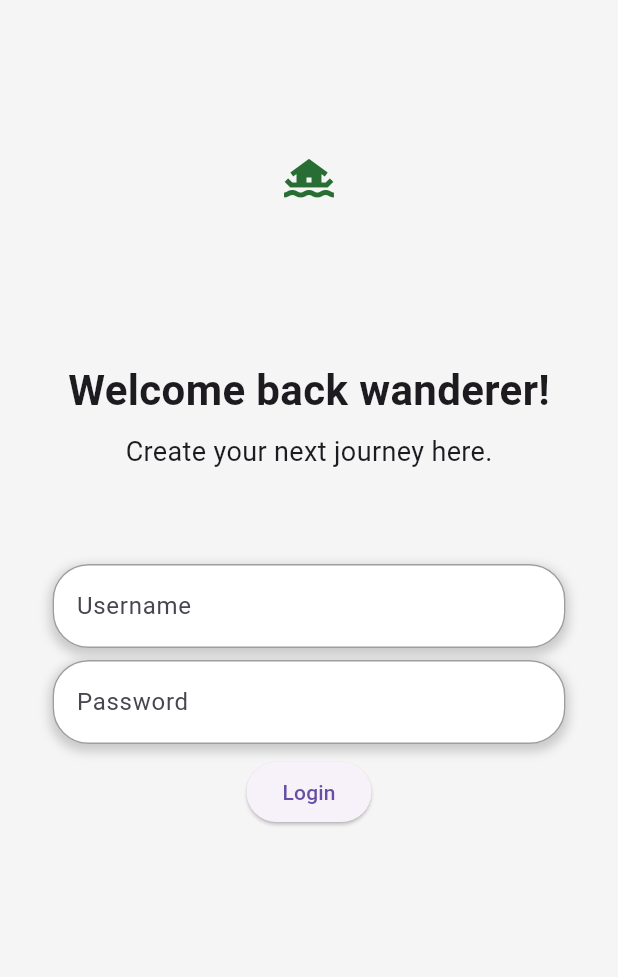
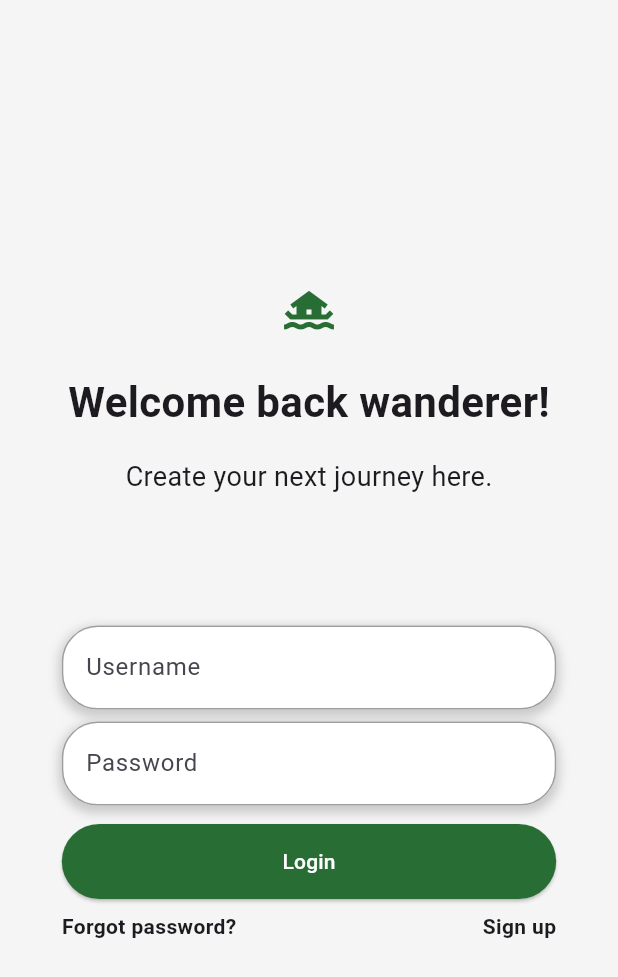
Before and after one commit to krzysztofgrabczynski/TravelBalance, a Flutter app: the screen it shows after launch, on a phone screen of 412 x 824 dp. Shown: the top 977 px of the screen. Run offline on Flutter 3.47's test engine with Material 3 defaults, Android fonts, the phone set to English and light mode, and no system bars; accounts and stored records are empty.

Commit message:
Trip_component changed

```diff
--- a/wanderer/lib/components/custom_text_field.dart
+++ b/wanderer/lib/components/custom_text_field.dart
@@ -12,12 +12,14 @@ class CustomTextField extends StatelessWidget {
   final double shadowBlurRadius;
   final double shadowSpreadRadius;
   final Offset shadowOffset;
+  final double horizontalPadding;
 
   const CustomTextField({
     super.key,
     required this.hintText,
     required this.controller,
     required this.obscureText,
+    required this.horizontalPadding,
     this.cursorColor = leadingColor,
     this.borderColor = Colors.grey,
     this.borderRadius = 24.0,
@@ -30,8 +32,8 @@ class CustomTextField extends StatelessWidget {
   @override
   Widget build(BuildContext context) {
     return Padding(
-      padding: const EdgeInsets.symmetric(
-          horizontal: horizontalPadding, vertical: 4.0),
+      padding:
+          EdgeInsets.symmetric(horizontal: horizontalPadding, vertical: 4.0),
       child: Container(
         decoration: BoxDecoration(
           boxShadow: [
--- a/wanderer/lib/components/globals.dart
+++ b/wanderer/lib/components/globals.dart
@@ -1,4 +1,4 @@
 import 'package:flutter/material.dart';
 
 const Color leadingColor = Color(0xFF286e34);
-const double horizontalPadding = 35;
+//const double horizontalPadding = 35;
--- /dev/null
+++ b/wanderer/lib/components/login_button_component.dart
@@ -0,0 +1,78 @@
+import 'package:flutter/material.dart';
+import 'package:provider/provider.dart';
+import '../providers/auth_provider.dart';
+import '../pages/trip_list_page.dart';
+import '../components/globals.dart';
+
+class LoginButtonComponent extends StatelessWidget {
+  final TextEditingController usernameController;
+  final TextEditingController passwordController;
+  final double horizontalPadding;
+
+  const LoginButtonComponent({
+    super.key,
+    required this.usernameController,
+    required this.passwordController,
+    required this.horizontalPadding,
+  });
+
+  @override
+  Widget build(BuildContext context) {
+    final screenWidth = MediaQuery.of(context).size.width;
+
+    return Consumer<AuthProvider>(
+      builder: (context, authProvider, child) {
+        return Padding(
+          padding: EdgeInsets.symmetric(horizontal: horizontalPadding),
+          child: ElevatedButton(
+            onPressed: authProvider.isLoading
+                ? null
+                : () async {
+                    bool success = await authProvider.login(
+                      usernameController.text,
+                      passwordController.text,
+                    );
+                    if (success) {
+                      Navigator.push(
+                        context,
+                        MaterialPageRoute(builder: (context) => const TripListPage()),
+                      );
+                    } else {
+                      ScaffoldMessenger.of(context).showSnackBar(
+                        SnackBar(
+                          content: Container(
+                            child: const Center(
+                                child: Text('Login failed. Please try again.')),
+                          ),
+                          behavior: SnackBarBehavior.floating,
+                          shape: RoundedRectangleBorder(
+                            borderRadius: BorderRadius.circular(24.0),
+                          ),
+                          margin: const EdgeInsets.all(16.0),
+                        ),
+                      );
+                    }
+                  },
+            style: ButtonStyle(
+              minimumSize: WidgetStateProperty.all(Size(screenWidth, 50)),
+              backgroundColor: WidgetStateProperty.all(leadingColor),
+            ),
+            child: authProvider.isLoading
+                ? const SizedBox(
+                    width: 24,
+                    height: 24,
+                    child: CircularProgressIndicator(
+                      color: Colors.white, // Kolor kółka ładowania
+                      strokeWidth: 2.0,
+                    ),
+                  )
+                : const Text(
+                    "Login",
+                    style: TextStyle(color: Colors.white),
+                  ),
+          ),
+        );
+      },
+    );
+  }
+}
--- a/wanderer/lib/pages/expense_list_page.dart
+++ b/wanderer/lib/pages/expense_list_page.dart
@@ -14,14 +14,14 @@ class ExpenseListPage extends StatelessWidget {
   Widget build(BuildContext context) {
     return Scaffold(
       appBar: AppBar(
-        title: Text(trip.name!),
+        title: Text(trip.name),
         backgroundColor: Colors.green[100],
       ),
       backgroundColor: Colors.grey[100],
       body: ListView.builder(
-        itemCount: trip.expenses!.length,
+        itemCount: trip.expenses.length,
         itemBuilder: (context, index) {
-          final expense = trip.expenses![index];
+          final expense = trip.expenses[index];
           return ExpenseComponent(expense: expense);
         },
       ),
--- a/wanderer/lib/pages/login_page.dart
+++ b/wanderer/lib/pages/login_page.dart
@@ -1,8 +1,9 @@
+
 import 'package:flutter/material.dart';
-import 'package:provider/provider.dart';
 import 'package:wanderer/components/custom_text_field.dart';
-import 'package:wanderer/pages/trip_list_page.dart';
-import 'package:wanderer/providers/auth_provider.dart';
+import 'package:wanderer/components/login_button_component.dart';
+import 'package:wanderer/pages/forgot_password_page.dart';
+import 'package:wanderer/pages/sign_up_page.dart';
 import '../components/globals.dart';
 
 class LoginPage extends StatelessWidget {
@@ -13,77 +14,96 @@ class LoginPage extends StatelessWidget {
     TextEditingController usernameController = TextEditingController();
     TextEditingController passwordController = TextEditingController();
 
+    final screenWidth = MediaQuery.of(context).size.width;
+    final screenHeight = MediaQuery.of(context).size.height;
+
+    final horizontalPadding = screenWidth * 0.05;
+    final heightTextPadding = screenHeight * 0.02;
+    final heightSpacerPadding = screenHeight * 0.01;
+    final heightSpacerPaddingBtw = screenHeight * 0.08;
     return Scaffold(
       backgroundColor: Colors.grey[100],
       body: SafeArea(
         child: Center(
+          child: SingleChildScrollView(
+            padding: EdgeInsets.symmetric(horizontal: horizontalPadding),
             child: Column(
+              mainAxisAlignment: MainAxisAlignment.center,
               children: [
-              Padding(
-                padding: const EdgeInsets.all(100.0),
+                const Padding(
+                  padding: EdgeInsets.fromLTRB(0, 0, 0, 20),
                   child: Icon(
                     Icons.houseboat_sharp,
                     color: leadingColor,
                     size: 40,
                   ),
                 ),
-              Text(
+                const Text(
                   "Welcome back wanderer!",
                   style: TextStyle(fontWeight: FontWeight.bold, fontSize: 28),
                 ),
                 Padding(
-                padding: const EdgeInsets.symmetric(vertical: 8),
-                child: Text(
+                  padding: EdgeInsets.symmetric(vertical: heightTextPadding),
+                  child: const Text(
                     "Create your next journey here.",
                     style: TextStyle(fontSize: 18),
                   ),
                 ),
                 SizedBox(
-                height: 50,
+                  height: heightSpacerPaddingBtw,
                 ),
                 CustomTextField(
                   hintText: "Username",
                   controller: usernameController,
                   obscureText: false,
+                  horizontalPadding: horizontalPadding,
                 ),
                 CustomTextField(
                   hintText: "Password",
                   controller: passwordController,
                   obscureText: true,
+                  horizontalPadding: horizontalPadding,
                 ),
-              SizedBox(height: 4),
-              Consumer<AuthProvider>(
-                builder: (context, authProvider, child) {
-                  return ElevatedButton(
-                    onPressed: authProvider.isLoading
-                        ? null
-                        : () async {
-                            bool success = await authProvider.login(
-                              usernameController.text,
-                              passwordController.text,
-                            );
-                            if (success) {
+                SizedBox(height: heightSpacerPadding),
+                LoginButtonComponent(
+                  usernameController: usernameController,
+                  passwordController: passwordController,
+                  horizontalPadding: horizontalPadding,
+                ),
+                Padding(
+                  padding: EdgeInsets.symmetric(
+                      horizontal: horizontalPadding,
+                      vertical: heightSpacerPadding),
+                  child: Row(
+                    mainAxisAlignment: MainAxisAlignment.spaceBetween,
+                    children: [
+                      GestureDetector(
+                        onTap: () {
                           Navigator.push(
                               context,
                               MaterialPageRoute(
-                                    builder: (context) => TripListPage()),
-                              );
-                            }
+                                  builder: (context) => const ForgotPasswordPage()));
                         },
-                    child: authProvider.isLoading
-                        ? SizedBox(
-                            width: 24,
-                            height: 24,
-                            child: CircularProgressIndicator(
-                              color: Colors.white, // Kolor kółka ładowania
-                              strokeWidth: 2.0,
+                        child: const Text(
+                          "Forgot password?",
+                          style: TextStyle(fontWeight: FontWeight.bold),
+                        ),
+                      ),
+                      GestureDetector(
+                        onTap: () {
+                          Navigator.push(
+                              context,
+                              MaterialPageRoute(
+                                  builder: (context) => const SignUpPage()));
+                        },
+                        child: const Text("Sign up",
+                            style: TextStyle(fontWeight: FontWeight.bold)),
+                      ),
+                    ],
                   ),
                 )
-                        : Text("Login"),
-                  );
-                },
+              ],
             ),
-            ],
           ),
         ),
       ),
--- a/wanderer/lib/services/api_service.dart
+++ b/wanderer/lib/services/api_service.dart
@@ -8,7 +8,7 @@ class ApiService {
 
   ApiService._internal();
   static const String _baseToken = "Token ";
-  static String? _token = "dcb18eaa602e7296c9921ab5b618d64047e148b6";
+  String? _token = "dcb18eaa602e7296c9921ab5b618d64047e148b6";
   static const String _baseUrl =
       "http://wanderer-test-fe529f1fdf47.herokuapp.com/api/v1/";
 
```
Also changed, not shown: wanderer/lib/components/trip_component.dart (+70 -5 lines), wanderer/lib/models/expense.dart (+5 -5 lines), wanderer/lib/models/trip.dart (+9 -9 lines), wanderer/lib/pages/forgot_password_page.dart (added, +16 -0 lines), wanderer/lib/pages/sign_up_page.dart (added, +16 -0 lines), wanderer/lib/pages/trip_list_page.dart (+30 -20 lines). Lines whose indentation alone changed are shown as unchanged.
